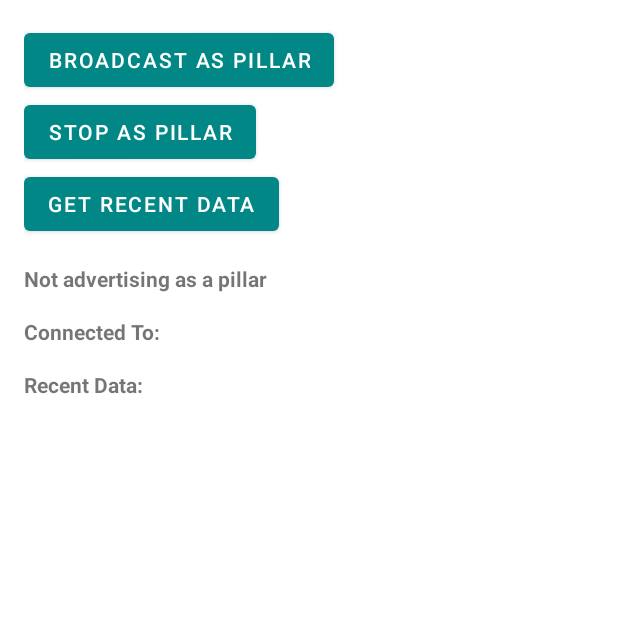
After one commit to AbhayGoyal/MinerFinder_new, an Android app: the Pillar screen opened directly, with no data from a screen before it, on a phone screen of 412 x 824 dp, the top half of it. The commit adds this screen. Run offline under Robolectric (Android 15) with nearby library versions, the phone set to English and light mode, and no system bars; 3 statements that could not run were skipped.

Commit message:
11/09: Can broadcast as a pillar;

```diff
--- a/app/src/main/AndroidManifest.xml
+++ b/app/src/main/AndroidManifest.xml
@@ -51,6 +51,11 @@
         <activity
             android:name=".Account"
             android:exported="false" />
+
+        <activity
+            android:name=".Pillar"
+            android:exported="false" />
+
         <activity
             android:name=".DataDisplay"
             android:exported="false" />
--- /dev/null
+++ b/app/src/main/java/com/chaquo/myapplication/Pillar.kt
@@ -0,0 +1,167 @@
+package com.chaquo.myapplication
+
+import android.content.ComponentName
+import android.content.Context
+import android.content.Intent
+import android.content.ServiceConnection
+import android.content.pm.PackageManager
+import android.os.Bundle
+import android.os.IBinder
+import android.util.Log
+import android.view.WindowManager
+import android.widget.Button
+import android.widget.TextView
+import androidx.appcompat.app.AppCompatActivity
+import androidx.core.app.ActivityCompat
+import androidx.core.content.ContextCompat
+import com.google.android.gms.nearby.Nearby
+import com.google.android.gms.nearby.connection.AdvertisingOptions
+import com.google.android.gms.nearby.connection.ConnectionInfo
+import com.google.android.gms.nearby.connection.ConnectionLifecycleCallback
+import com.google.android.gms.nearby.connection.ConnectionResolution
+import com.google.android.gms.nearby.connection.ConnectionsStatusCodes
+import com.google.android.gms.nearby.connection.DiscoveredEndpointInfo
+import com.google.android.gms.nearby.connection.DiscoveryOptions
+import com.google.android.gms.nearby.connection.EndpointDiscoveryCallback
+import com.google.android.gms.nearby.connection.Strategy
+import java.io.BufferedReader
+import java.io.InputStreamReader
+import kotlin.random.Random
+
+
+class Pillar : AppCompatActivity() {
+    private val TAG = "Connection"
+    private val SERVICE_ID = "MinerFinder_Pillar"
+    private val STRATEGY: Strategy = Strategy.P2P_CLUSTER
+    private val context: Context = this
+
+
+    private lateinit var stepCounter_Pillar: StepCounter
+    private var currentPillar: String = ""
+    private var currentPillarList: MutableList<String> = mutableListOf()
+    var isAPillar = false
+    var isBound = false
+
+    private val serviceConnection = object : ServiceConnection {
+        override fun onServiceConnected(name: ComponentName?, service: IBinder?) {
+            val binder = service as StepCounter.MyBinder
+            stepCounter_Pillar = binder.getService()
+            isBound = true
+
+            if (stepCounter_Pillar.advertisingID.isNotEmpty()) {
+                Log.d("SAVEDSTATE", "HERE")
+                val savedText = stepCounter_Pillar.advertisingID[0].toString()
+                val pillarTextView: TextView = findViewById(R.id.PillarView)
+                pillarTextView.text = "Broadcasting as $savedText"
+            }
+
+        }
+
+        override fun onServiceDisconnected(name: ComponentName?) {
+            // Handle disconnection
+            isBound = false
+        }
+    }
+
+    override fun onCreate(savedInstanceState: Bundle?) {
+        super.onCreate(savedInstanceState)
+        setContentView(R.layout.activity_pillar_location)
+        getWindow().addFlags(WindowManager.LayoutParams.FLAG_KEEP_SCREEN_ON);
+
+        val textView: TextView = findViewById(R.id.textView)
+        val pillarTextView: TextView = findViewById(R.id.PillarView)
+        val pillarConnectedTo: TextView = findViewById(R.id.PillarConnectedTo)
+        val button1: Button = findViewById(R.id.buttonAdvAsPillar)
+        val button2: Button = findViewById(R.id.buttonStopAsPillar)
+        val buttonU: Button = findViewById(R.id.buttonU)
+        val locationEntries: TextView = findViewById(R.id.lastEntries)
+
+        val intent = Intent(this, StepCounter::class.java)
+        bindService(intent, serviceConnection, BIND_AUTO_CREATE)
+
+
+
+        // Set onClickListeners for the buttons (add functionality as needed)
+        button1.setOnClickListener {
+            // start advertising
+            // for now, set out a list of pillars.
+            val randomIndex = Random.nextInt(1, 26) // Generates a random number between 1 and 25
+            val randomAlphabet = ('A'.toInt() + randomIndex).toChar().toString()
+
+            stepCounter_Pillar.setPillar(randomAlphabet)
+            isAPillar = true
+            pillarTextView.text = "Broadcasting as $randomAlphabet"
+
+        }
+
+        button2.setOnClickListener {
+            // stop advertising
+            //stepCounter_Pillar.stopDiscovery()
+            stepCounter_Pillar.stopAdvertising()
+            isAPillar = false
+            pillarTextView.text = "Not advertising as a pillar"
+        }
+
+        buttonU.setOnClickListener {
+            //Log.d("currentPillar", currentPillar)
+            //Log.d("currentPillar - 2", stepCounter_Pillar.getPillarNew())
+            currentPillar = stepCounter_Pillar.getPillarNew()
+            currentPillarList = stepCounter_Pillar.getPillarList()
+            if(isAPillar)
+            {
+                pillarConnectedTo.text = "Connected To: " + currentPillarList.toString()
+            }
+            else
+            {
+                pillarConnectedTo.text = "Connected To: " + currentPillar
+            }
+            // Read data from file
+            val fileName = "${Helper().getLocalUserName(applicationContext)}.json"
+            val fileInputStream = openFileInput(fileName)
+            val reader = BufferedReader(InputStreamReader(fileInputStream))
+            val lines = mutableListOf<String>()
+            var line: String?
+            while (reader.readLine().also { line = it } != null) {
+                val items = line!!.split(",(?=(?:[^\"]*\"[^\"]*\")*[^\"]*$)".toRegex())
+                lines.addAll(items)
+            }
+            reader.close()
+
+            val lastline = lines.last()
+            val timestamp = lastline.split("\"")[1]
+            val time = timestamp.split(" ")[1]
+            val hours = time.split(":")[0]
+            val minutes = time.split(":")[1]
+            val timeFinal = hours + ":" + minutes
+
+            val values = lastline.split(":").last().split(",")
+            val angle = values[0].trim().substring(1)
+            val speed = values[1].trim()
+            val pillar = values[2].trim().substring(0, values[2].trim().length - 2)
+
+            val output = "  Time: $timeFinal   \n  Angle: $angle \n  Speed: $speed \n  Pillar: $pillar"
+            textView.text = output
+
+            val lastEntries = lines.takeLast(5)
+            var textEntries: String = ""
+            for (line in lastEntries){
+                textEntries = textEntries + "\n" + line
+            }
+            locationEntries.text = "\n" + textEntries
+        }
+
+    }
+
+    override fun onSaveInstanceState(outState: Bundle) {
+        val pillarTextView: TextView = findViewById(R.id.PillarView)
+        outState.putString("pillarTextView", pillarTextView.text.toString())
+        super.onSaveInstanceState(outState)
+    }
+
+    override fun onBackPressed() {
+        super.onBackPressed()
+    }
+
+
+
+}
--- a/app/src/main/java/com/chaquo/myapplication/item_extender.kt
+++ b/app/src/main/java/com/chaquo/myapplication/item_extender.kt
@@ -45,6 +45,9 @@ class item_extender(private val context: Context, private val itemList: List<Fil
     override fun getItemCount(): Int {
         return itemList.size
     }
+
+
+
 }
 
 data class FileItem(val name: String, val data: String)
--- /dev/null
+++ b/app/src/main/res/layout/activity_pillar_location.xml
@@ -0,0 +1,57 @@
+<?xml version="1.0" encoding="utf-8"?>
+<LinearLayout xmlns:android="http://schemas.android.com/apk/res/android"
+    android:layout_width="match_parent"
+    android:layout_height="match_parent"
+    android:orientation="vertical"
+    android:padding="16dp">
+
+    <Button
+        android:id="@+id/buttonAdvAsPillar"
+        android:layout_width="wrap_content"
+        android:layout_height="wrap_content"
+        android:text="Broadcast as Pillar" />
+
+    <Button
+        android:id="@+id/buttonStopAsPillar"
+        android:layout_width="wrap_content"
+        android:layout_height="wrap_content"
+        android:text="Stop as Pillar" />
+
+    <Button
+        android:id="@+id/buttonU"
+        android:layout_width="wrap_content"
+        android:layout_height="wrap_content"
+        android:text="Get Recent Data" />
+
+    <TextView
+        android:id="@+id/PillarView"
+        android:layout_width="match_parent"
+        android:layout_height="wrap_content"
+        android:layout_marginTop="16dp"
+        android:text="Not advertising as a pillar"
+        android:textStyle="bold" />
+
+    <TextView
+        android:id="@+id/PillarConnectedTo"
+        android:layout_width="match_parent"
+        android:layout_height="wrap_content"
+        android:layout_marginTop="16dp"
+        android:text="Connected To:"
+        android:textStyle="bold" />
+
+    <TextView
+        android:id="@+id/textView"
+        android:layout_width="match_parent"
+        android:layout_height="wrap_content"
+        android:layout_marginTop="16dp"
+        android:text="Recent Data:"
+        android:textStyle="bold" />
+
+    <TextView
+        android:id="@+id/lastEntries"
+        android:layout_width="match_parent"
+        android:layout_height="wrap_content"
+        android:layout_marginTop="16dp"
+        android:text=" "
+        android:textStyle="bold" />
+</LinearLayout>
```
Also changed, not shown: app/src/main/java/com/chaquo/myapplication/MainActivity.kt (+7 -0 lines), app/src/main/java/com/chaquo/myapplication/MinerDataDisplay.kt (+82 -1 lines), app/src/main/java/com/chaquo/myapplication/StepCounter.kt (+176 -5 lines), app/src/main/java/com/chaquo/myapplication/inputPillarPopup.kt (added, +16 -0 lines), app/src/main/res/layout/activity_data.xml (+14 -1 lines), app/src/main/res/layout/activity_main.xml (+21 -1 lines), app/src/main/res/layout/pillar_popup_input.xml (added, +19 -0 lines), 1 other file.
